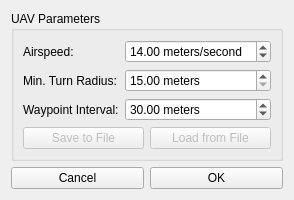
The window that FlightPlanner/gui/UAVParametersWidget.ui (raptorswing/FlightPlanner) describes before a commit, drawn with Qt 5.
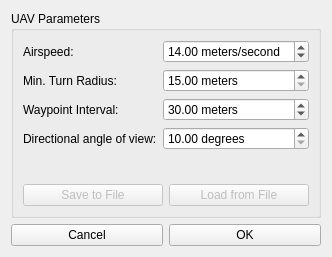
The same window after the commit. Icons and pictures are not drawn.

Diff of the .ui file:
```diff
--- a/FlightPlanner/gui/UAVParametersWidget.ui
+++ b/FlightPlanner/gui/UAVParametersWidget.ui
@@ -6,8 +6,8 @@
    <rect>
     <x>0</x>
     <y>0</y>
-    <width>251</width>
-    <height>189</height>
+    <width>314</width>
+    <height>257</height>
    </rect>
   </property>
   <property name="windowTitle">
@@ -89,6 +89,26 @@
           </property>
          </widget>
         </item>
+        <item row="3" column="0">
+         <widget class="QLabel" name="label_4">
+          <property name="text">
+           <string>Directional angle of view:</string>
+          </property>
+         </widget>
+        </item>
+        <item row="3" column="1">
+         <widget class="QDoubleSpinBox" name="angleOfViewSpinbox">
+          <property name="suffix">
+           <string> degrees</string>
+          </property>
+          <property name="minimum">
+           <double>10.000000000000000</double>
+          </property>
+          <property name="maximum">
+           <double>359.899999999999977</double>
+          </property>
+         </widget>
+        </item>
        </layout>
       </item>
       <item>
```
